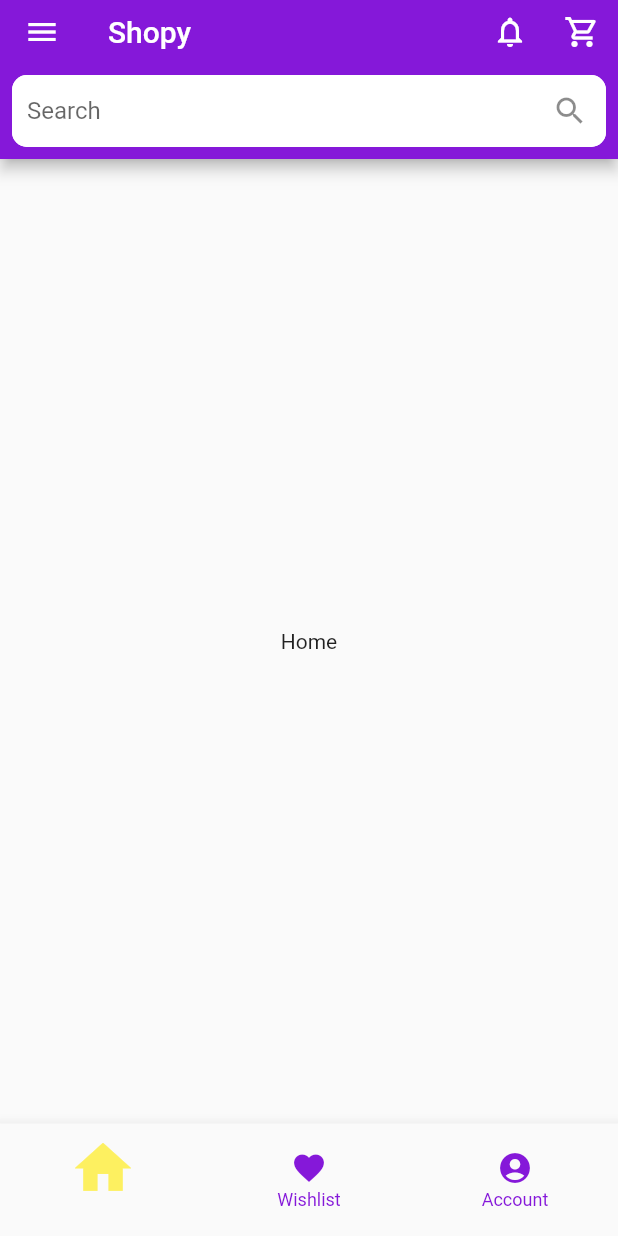
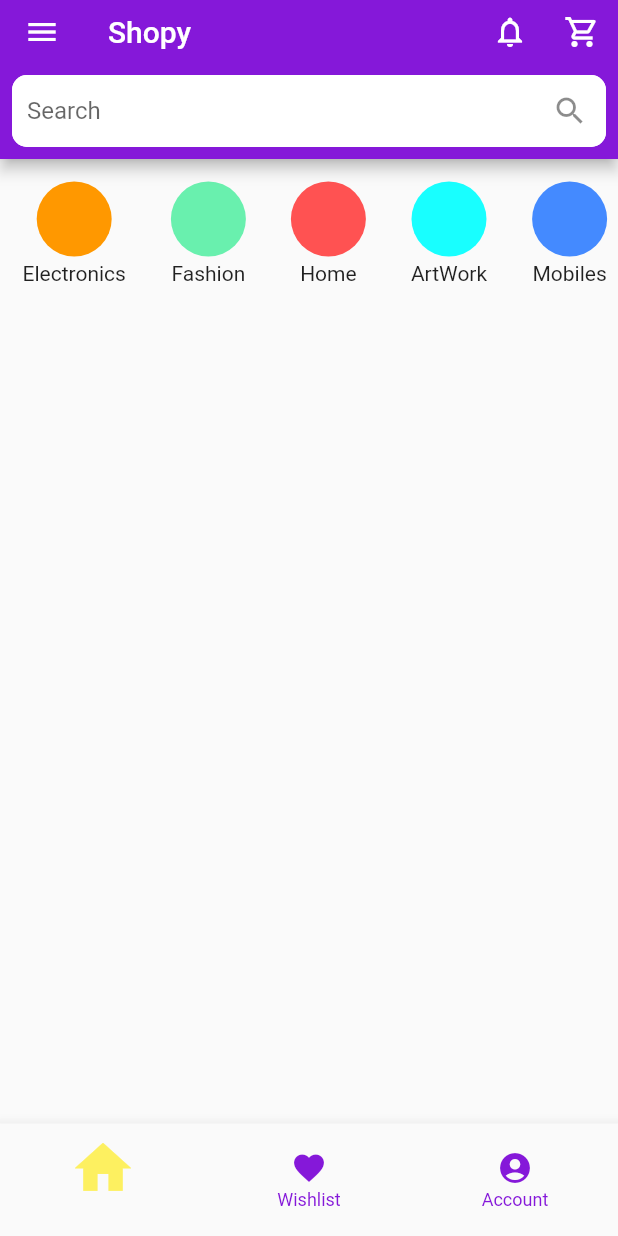
Before and after one commit to RGTechno/E-Commerce-App, a Flutter app: the screen it shows after launch, on a phone screen of 412 x 824 dp. Run offline on Flutter 3.47's test engine with Material 2 defaults, Android fonts, the phone set to English and light mode, and no system bars; our stand-ins replace google_fonts.

Commit message:
category added

```diff
--- a/lib/main.dart
+++ b/lib/main.dart
@@ -1,5 +1,6 @@
 import 'package:e_commerce_sample/screens/Pages.dart';
 import 'package:flutter/material.dart';
+import 'package:google_fonts/google_fonts.dart';
 
 void main() {
   runApp(MyApp());
--- a/lib/screens/Home_Screen.dart
+++ b/lib/screens/Home_Screen.dart
@@ -1,4 +1,5 @@
 import 'package:e_commerce_sample/widgets/AppBar.dart';
+import 'package:e_commerce_sample/widgets/Category.dart';
 import 'package:e_commerce_sample/widgets/Drawer.dart';
 import 'package:flutter/material.dart';
 
@@ -6,11 +7,42 @@ class HomeScreen extends StatelessWidget {
   @override
   Widget build(BuildContext context) {
     return Scaffold(
-      drawer: AppDrawer(),
-      appBar: appHeader(context),
-      body: Center(
-        child: Text("Home"),
-      ),
-    );
+        drawer: AppDrawer(),
+        appBar: appHeader(context),
+        body: SafeArea(
+          child: SingleChildScrollView(
+            child: Column(
+              children: [
+                SingleChildScrollView(
+                  scrollDirection: Axis.horizontal,
+                  child: Row(
+                    children: [
+                      Category(
+                        color: Colors.orange,
+                        title: "Electronics",
+                      ),
+                      Category(
+                        color: Colors.greenAccent,
+                        title: "Fashion",
+                      ),
+                      Category(
+                        color: Colors.redAccent,
+                        title: "Home",
+                      ),
+                      Category(
+                        color: Colors.cyanAccent,
+                        title: "ArtWork",
+                      ),
+                      Category(
+                        color: Colors.blueAccent,
+                        title: "Mobiles",
+                      ),
+                    ],
+                  ),
+                ),
+              ],
+            ),
+          ),
+        ));
   }
 }
--- /dev/null
+++ b/lib/widgets/Category.dart
@@ -0,0 +1,33 @@
+import 'package:flutter/material.dart';
+
+class Category extends StatelessWidget {
+  final Color color;
+  final String title;
+
+  Category({this.color, this.title});
+
+  @override
+  Widget build(BuildContext context) {
+    return Padding(
+      padding: const EdgeInsets.all(15.0),
+      child: Container(
+        child: Column(
+          children: [
+            CircleAvatar(
+              backgroundColor: color,
+              radius: 25,
+            ),
+            Padding(
+              padding: EdgeInsets.symmetric(vertical: 3),
+              child: Text(
+                title,
+                overflow: TextOverflow.fade,
+                softWrap: true,
+              ),
+            ),
+          ],
+        ),
+      ),
+    );
+  }
+}
```
